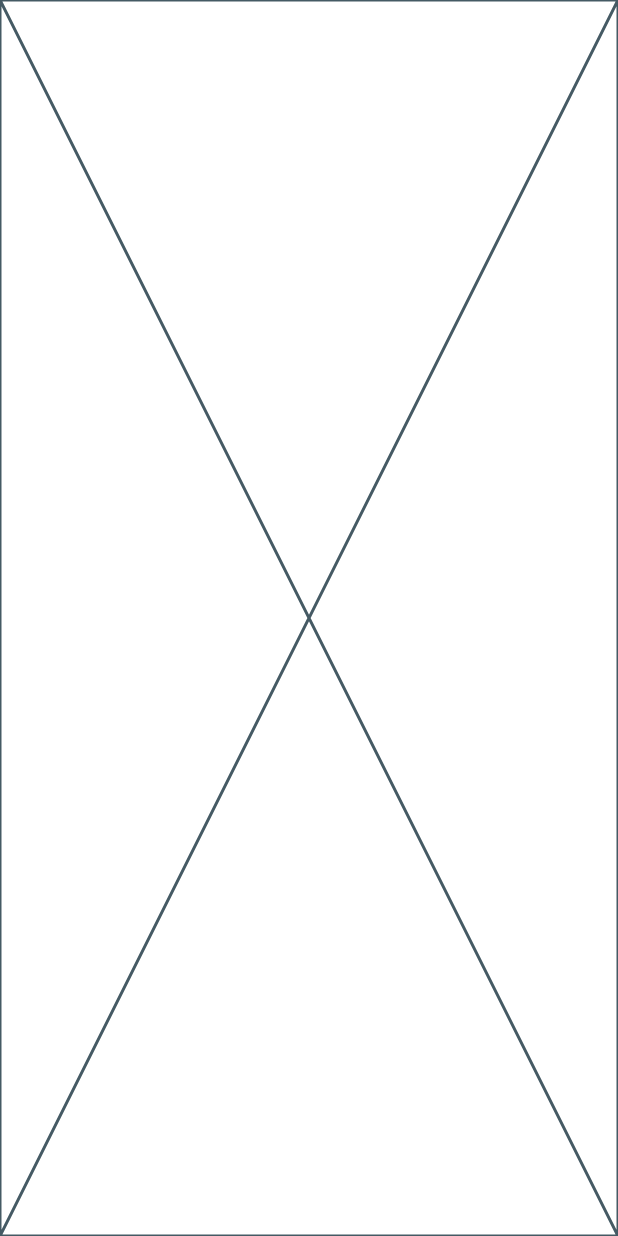
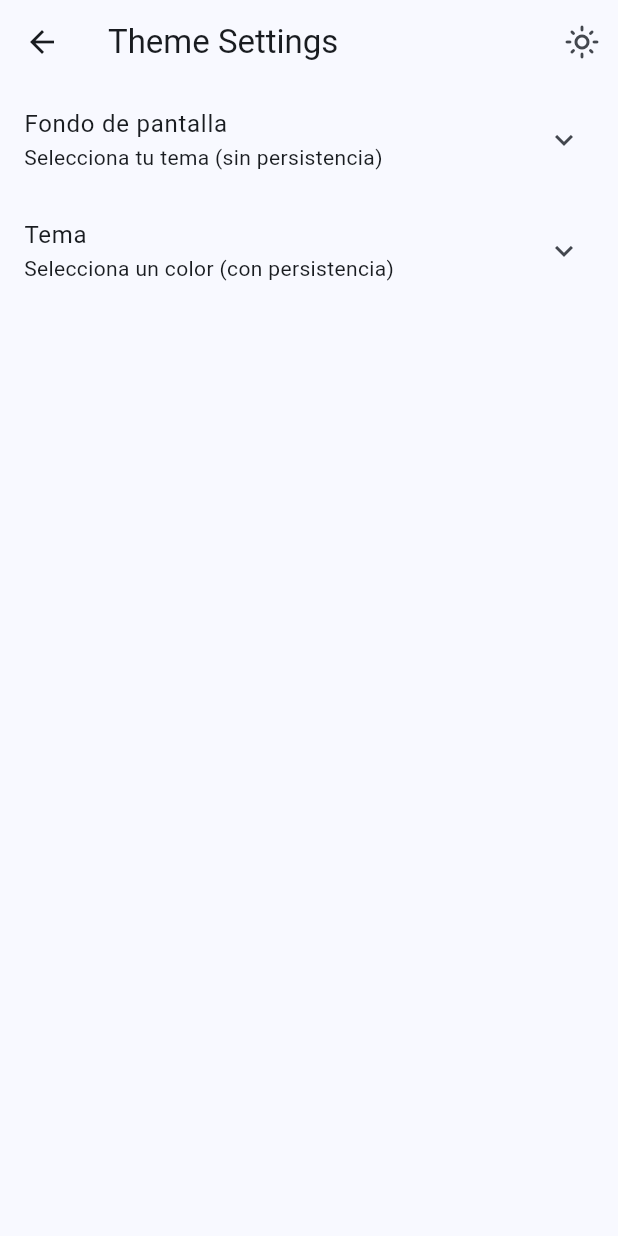
Before and after one commit to Amzsergio/Theme-app-flutter, a Flutter app: the screen it shows after launch, after a tap on "App Theme Settings", on a phone screen of 412 x 824 dp. Run offline on Flutter 3.47's test engine with Material 3 defaults, Android fonts, the phone set to English and light mode, and no system bars; our stand-ins replace flutter_riverpod, go_router.

Commit message:
darkmode

```diff
--- a/lib/config/menu/menu_items.dart
+++ b/lib/config/menu/menu_items.dart
@@ -19,6 +19,6 @@ const appMenuItems = <MenuItem>[
     title: 'App Theme Settings',
     subTitle: 'Choose Your Style',
     link: '/theme-settings',
-    icon: Icons.style_sharp,
+    icon: Icons.brush_outlined,
   ),
 ];
--- a/lib/config/theme/app_theme.dart
+++ b/lib/config/theme/app_theme.dart
@@ -2,29 +2,36 @@ import 'package:flutter/material.dart';
 
 const colorList = <Color>[
   Colors.blue,
-  Colors.teal,
+  Colors.brown,
   Colors.green,
-  Colors.red,
-  Colors.purple,
-  Colors.deepPurple,
-  Colors.orange,
-  Colors.pink,
-  Colors.pinkAccent,
+  Colors.redAccent,
 ];
 
 class AppTheme {
   final int selectedColor;
+  final bool isDarkmode;
 
   AppTheme({
-    required this.selectedColor,
+    this.selectedColor = 0,
+    this.isDarkmode = false,
   })  : assert(selectedColor >= 0, "The selected color must be greater than 1"),
         assert(selectedColor < colorList.length,
             "Selected color must be between 0 and ${colorList.length - 1}");
 
   ThemeData getTheme() => ThemeData(
       useMaterial3: true,
+      brightness: isDarkmode ? Brightness.dark : Brightness.light,
       colorSchemeSeed: colorList[selectedColor],
       appBarTheme: const AppBarTheme(
         centerTitle: false,
       ));
+
+  // AppTheme copyWith({
+  //   int? selectedColor,
+  //   bool? isDarkmode,
+  // }) =>
+  //     AppTheme(
+  //       selectedColor: selectedColor ?? this.selectedColor,
+  //       isDarkmode: isDarkmode ?? this.isDarkmode,
+  //     );
 }
--- a/lib/main.dart
+++ b/lib/main.dart
@@ -1,19 +1,29 @@
 import 'package:flutter/material.dart';
 import 'package:my_theme_app/config/router/app_router.dart';
 import 'package:my_theme_app/config/theme/app_theme.dart';
+import 'package:flutter_riverpod/flutter_riverpod.dart';
+import 'package:my_theme_app/presentation/providers/theme_provider.dart';
 
 void main() {
-  runApp(const MainApp());
+  runApp(
+    const ProviderScope(
+      child: MainApp(),
+    ),
+  );
 }
 
-class MainApp extends StatelessWidget {
+class MainApp extends ConsumerWidget {
   const MainApp({super.key});
 
   @override
-  Widget build(BuildContext context) {
+  Widget build(BuildContext context, WidgetRef ref) {
+    final selectedColor = ref.watch(selectedColorProvider);
+    final isDarkmode = ref.watch(isDarkmodeProvider);
+
     return MaterialApp.router(
       debugShowCheckedModeBanner: false,
-      theme: AppTheme(selectedColor: 0).getTheme(),
+      theme: AppTheme(selectedColor: selectedColor, isDarkmode: isDarkmode)
+          .getTheme(),
       routerConfig: appRouter,
     );
   }
--- /dev/null
+++ b/lib/presentation/providers/theme_provider.dart
@@ -0,0 +1,8 @@
+import 'package:flutter_riverpod/flutter_riverpod.dart';
+import 'package:my_theme_app/config/theme/app_theme.dart';
+
+final colorListProvider = Provider((ref) => colorList);
+
+final selectedColorProvider = StateProvider((ref) => 0);
+
+final isDarkmodeProvider = StateProvider((ref) => false);
--- a/lib/presentation/screens/home/home_screen.dart
+++ b/lib/presentation/screens/home/home_screen.dart
@@ -19,8 +19,6 @@ class HomeScreen extends StatelessWidget {
     );
   }
 }
-
-enum Category { history, math, software, tech }
 
 class _HomeView extends StatelessWidget {
   const _HomeView();
--- a/lib/presentation/screens/screens.dart
+++ b/lib/presentation/screens/screens.dart
@@ -1,3 +1,2 @@
+export 'package:my_theme_app/presentation/screens/home/home_screen.dart';
 export 'package:my_theme_app/presentation/screens/theme/theme_screen.dart';
-
-export 'package:my_theme_app/presentation/screens/home/home_screen.dart';
--- a/lib/presentation/screens/theme/theme_screen.dart
+++ b/lib/presentation/screens/theme/theme_screen.dart
@@ -1,33 +1,100 @@
 import 'package:flutter/material.dart';
+import 'package:flutter_riverpod/flutter_riverpod.dart';
+import 'package:my_theme_app/presentation/providers/theme_provider.dart';
 
-class ThemeSettingsScreen extends StatelessWidget {
+class ThemeSettingsScreen extends ConsumerWidget {
   const ThemeSettingsScreen({super.key});
 
   static const String name = 'theme_settings';
 
   @override
-  Widget build(BuildContext context) {
-    return const Placeholder();
+  Widget build(BuildContext context, ref) {
+    final isDarkmode = ref.watch(isDarkmodeProvider);
+
+    return Scaffold(
+      appBar: AppBar(
+        title: const Text('Theme Settings'),
+        actions: [
+          IconButton(
+            icon: Icon(isDarkmode
+                ? Icons.dark_mode_outlined
+                : Icons.light_mode_outlined),
+            onPressed: () {
+              ref.read(isDarkmodeProvider.notifier).update((state) => !state);
+            },
+          )
+        ],
+      ),
+      body: const _ThemeScreen(),
+    );
   }
 }
 
-  // Category selectedCategory = Category.history;
+enum Category { history, math, software, tech }
 
-  // List<Category> categoriesOption = Category.values.toList();
+class _ThemeScreen extends ConsumerStatefulWidget {
+  const _ThemeScreen();
 
-// ExpansionTile(
-//       title: const Text("Categorías"),
-//       subtitle: Text('Selecciona tu categoría'),
-//       children: categoriesOption.map((category) {
-//         return RadioListTile(
-//           title: Text('by ${category.name}'),
-//           value: category,
-//           groupValue: selectedCategory,
-//           onChanged: (value) => setState(() {
-//             if (value != null) {
-//               selectedCategory = value;
-//             }
-//           }),
-//         );
-//       }).toList(),
-//     );
+  @override
+  _ThemeScreenState createState() => _ThemeScreenState();
+}
+
+class _ThemeScreenState extends ConsumerState<_ThemeScreen> {
+  Category selectedCategory = Category.history;
+  List<Category> categoriesOption = Category.values.toList();
+
+  @override
+  Widget build(BuildContext context) {
+    final List<Color> colors = ref.watch(colorListProvider);
+    final int selectedColor = ref.watch(selectedColorProvider);
+
+    return SingleChildScrollView(
+      child: Column(
+        children: [
+          ExpansionTile(
+            title: const Text("Fondo de pantalla"),
+            subtitle: const Text('Selecciona tu tema (sin persistencia)'),
+            children: categoriesOption.map((category) {
+              return RadioListTile(
+                title: Text('Tema ${category.name}'),
+                value: category,
+                groupValue: selectedCategory,
+                onChanged: (value) => setState(() {
+                  if (value != null) {
+                    selectedCategory = value;
+                  }
+                }),
+              );
+            }).toList(),
+          ),
+          ExpansionTile(
+            title: const Text('Tema'),
+            subtitle: const Text('Selecciona un color (con persistencia)'),
+            children: [
+              ListView.builder(
+                shrinkWrap: true,
+                physics: const NeverScrollableScrollPhysics(),
+                itemCount: colors.length,
+                itemBuilder: (BuildContext context, int index) {
+                  final Color color = colors[index];
+
+                  return RadioListTile(
+                    title: Text('Este color', style: TextStyle(color: color)),
+                    subtitle: Text('${color.value}'),
+                    value: index,
+                    groupValue: selectedColor,
+                    onChanged: (value) => setState(() {
+                      if (value != null) {
+                        ref.read(selectedColorProvider.notifier).state = index;
+                      }
+                    }),
+                  );
+                },
+              ),
+            ],
+          ),
+        ],
+      ),
+    );
+  }
+}
--- a/pubspec.yaml
+++ b/pubspec.yaml
@@ -9,6 +9,7 @@ environment:
 dependencies:
   flutter:
     sdk: flutter
+  flutter_riverpod: ^2.5.1
   go_router: ^14.2.3
 
 dev_dependencies:
```
Also changed, not shown: pubspec.lock.
